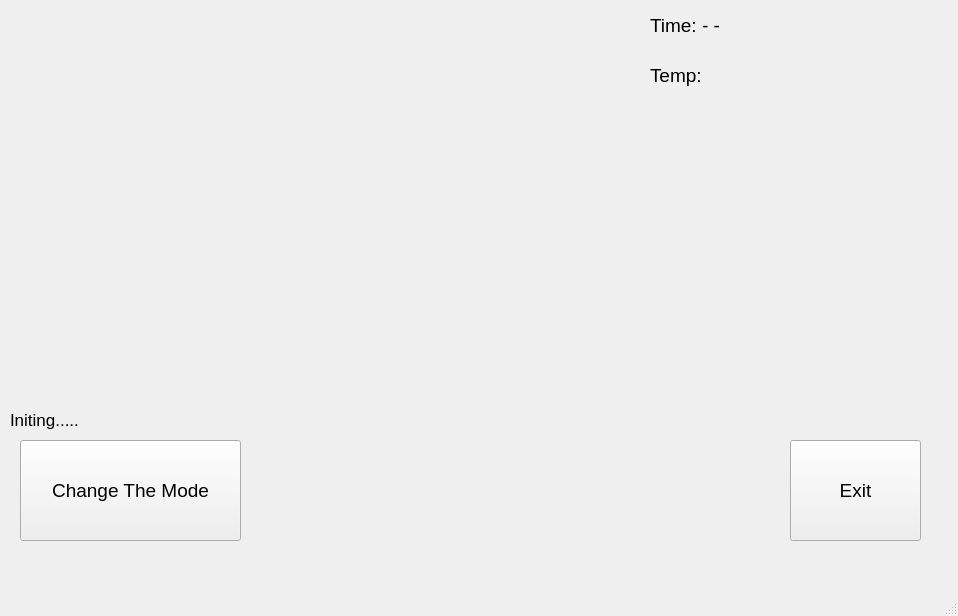
Old version of the form QTViewer/mainwindow.ui in the repository daijiaweicb/Outdoor-Photography-Helmet-with-Physical-Condition-Monitoring.
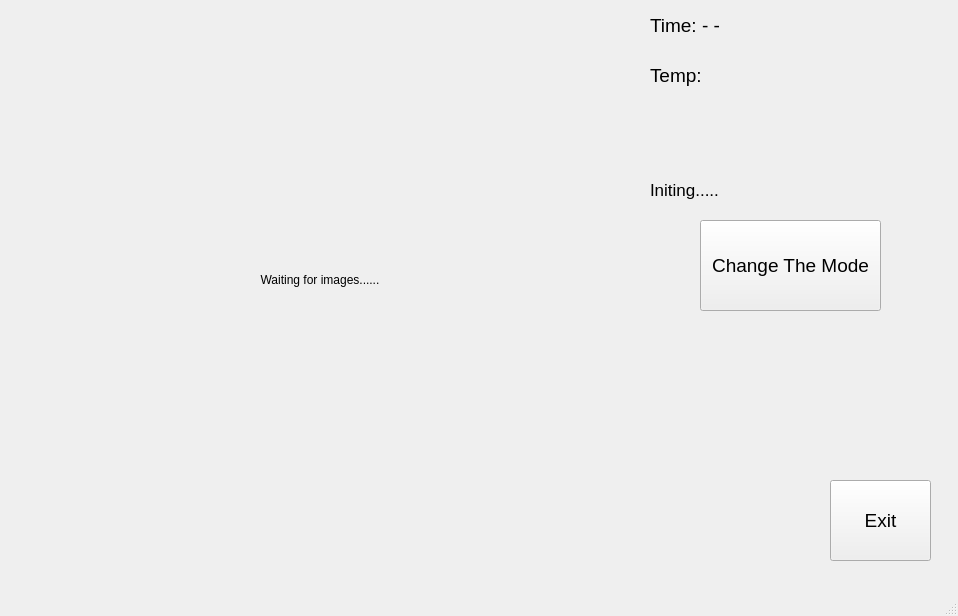
New version of the form.

Commit message: add camera image display ui

```diff
--- a/QTViewer/mainwindow.ui
+++ b/QTViewer/mainwindow.ui
@@ -17,10 +17,10 @@
    <widget class="QPushButton" name="ChangeMode">
     <property name="geometry">
      <rect>
-      <x>20</x>
-      <y>440</y>
-      <width>221</width>
-      <height>101</height>
+      <x>700</x>
+      <y>220</y>
+      <width>181</width>
+      <height>91</height>
      </rect>
     </property>
     <property name="font">
@@ -32,24 +32,11 @@
      <string>Change The Mode</string>
     </property>
    </widget>
-   <widget class="QWidget" name="VideoContainer" native="true">
-    <property name="geometry">
-     <rect>
-      <x>10</x>
-      <y>10</y>
-      <width>601</width>
-      <height>391</height>
-     </rect>
-    </property>
-    <property name="cursor">
-     <cursorShape>ArrowCursor</cursorShape>
-    </property>
-   </widget>
    <widget class="QLabel" name="label_status">
     <property name="geometry">
      <rect>
-      <x>10</x>
-      <y>410</y>
+      <x>650</x>
+      <y>180</y>
       <width>251</width>
       <height>20</height>
      </rect>
@@ -72,10 +59,10 @@
    <widget class="QPushButton" name="Exit">
     <property name="geometry">
      <rect>
-      <x>790</x>
-      <y>440</y>
-      <width>131</width>
-      <height>101</height>
+      <x>830</x>
+      <y>480</y>
+      <width>101</width>
+      <height>81</height>
      </rect>
     </property>
     <property name="font">
@@ -123,6 +110,31 @@
      <string>Temp: </string>
     </property>
    </widget>
+   <widget class="QLabel" name="label_video">
+    <property name="geometry">
+     <rect>
+      <x>0</x>
+      <y>40</y>
+      <width>640</width>
+      <height>480</height>
+     </rect>
+    </property>
+    <property name="minimumSize">
+     <size>
+      <width>640</width>
+      <height>480</height>
+     </size>
+    </property>
+    <property name="text">
+     <string>Waiting for images......</string>
+    </property>
+    <property name="scaledContents">
+     <bool>true</bool>
+    </property>
+    <property name="alignment">
+     <set>Qt::AlignmentFlag::AlignCenter</set>
+    </property>
+   </widget>
   </widget>
   <widget class="QMenuBar" name="menubar">
    <property name="geometry">
```
